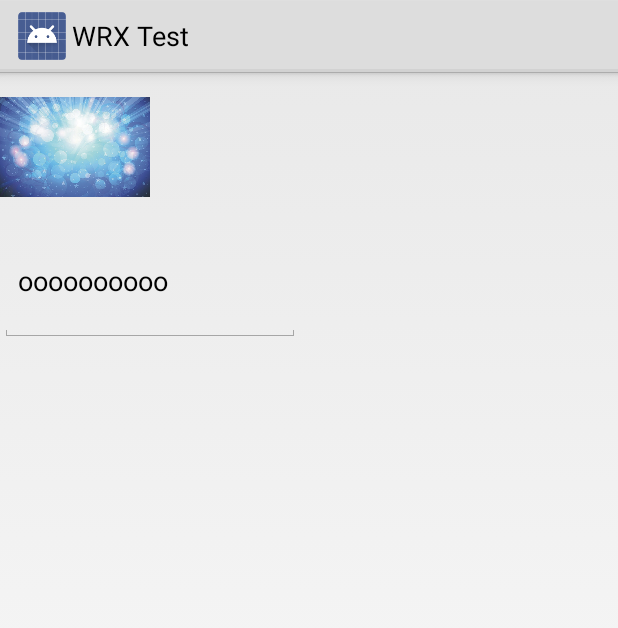
After one commit to wuruixiong/MyTestDemoList, an Android app: the layout activity_drag.xml on its own in the app's theme, with its tools: preview values and no code run, on a phone screen of 412 x 824 dp. The commit adds this screen. Shown: the top 628 px of the screen. Run offline under Robolectric (Android 15) with nearby library versions, the phone set to English and light mode, and no system bars.

Commit message:
add drag actvity

```diff
--- a/app/src/main/AndroidManifest.xml
+++ b/app/src/main/AndroidManifest.xml
@@ -55,6 +55,7 @@
         <activity android:name=".activity.LoginActivity" android:windowSoftInputMode="adjustResize|stateHidden" />
         <activity android:name=".activity.InputTypeActivity" />
         <activity android:name=".memory.MemoryActivity" />
+        <activity android:name=".activity.DragActivity" />
 
     </application>
 
--- a/app/src/main/java/com/wrx/mytest/MainActivity.java
+++ b/app/src/main/java/com/wrx/mytest/MainActivity.java
@@ -12,6 +12,7 @@ import android.widget.BaseAdapter;
 import android.widget.GridView;
 import android.widget.TextView;
 
+import com.wrx.mytest.activity.DragActivity;
 import com.wrx.mytest.activity.ElevationActivity;
 import com.wrx.mytest.activity.InputTypeActivity;
 import com.wrx.mytest.activity.LoginActivity;
@@ -70,6 +71,8 @@ public class MainActivity extends Activity implements AdapterView.OnItemClickLis
                         InputTypeActivity.class),
                 new Sample("Memory analyse", "memory overflow analyse",
                         MemoryActivity.class),
+                new Sample("Drag", "drag view test",
+                        DragActivity.class),
         };
 
 
--- /dev/null
+++ b/app/src/main/res/layout/activity_drag.xml
@@ -0,0 +1,19 @@
+<LinearLayout xmlns:android="http://schemas.android.com/apk/res/android"
+    android:layout_width="match_parent"
+    android:layout_height="match_parent"
+    android:orientation="vertical"
+    android:id="@+id/drag_root_layout">
+
+    <ImageView
+        android:layout_width="100dp"
+        android:layout_height="100dp"
+        android:id="@+id/draging_view"
+        android:src="@mipmap/bg"/>
+
+    <EditText
+        android:layout_width="200dp"
+        android:layout_height="80dp"
+        android:text="oooooooooo"/>
+
+
+</LinearLayout>
```
Also changed, not shown: app/src/main/java/com/wrx/mytest/activity/DragActivity.java (added, +70 -0 lines).
